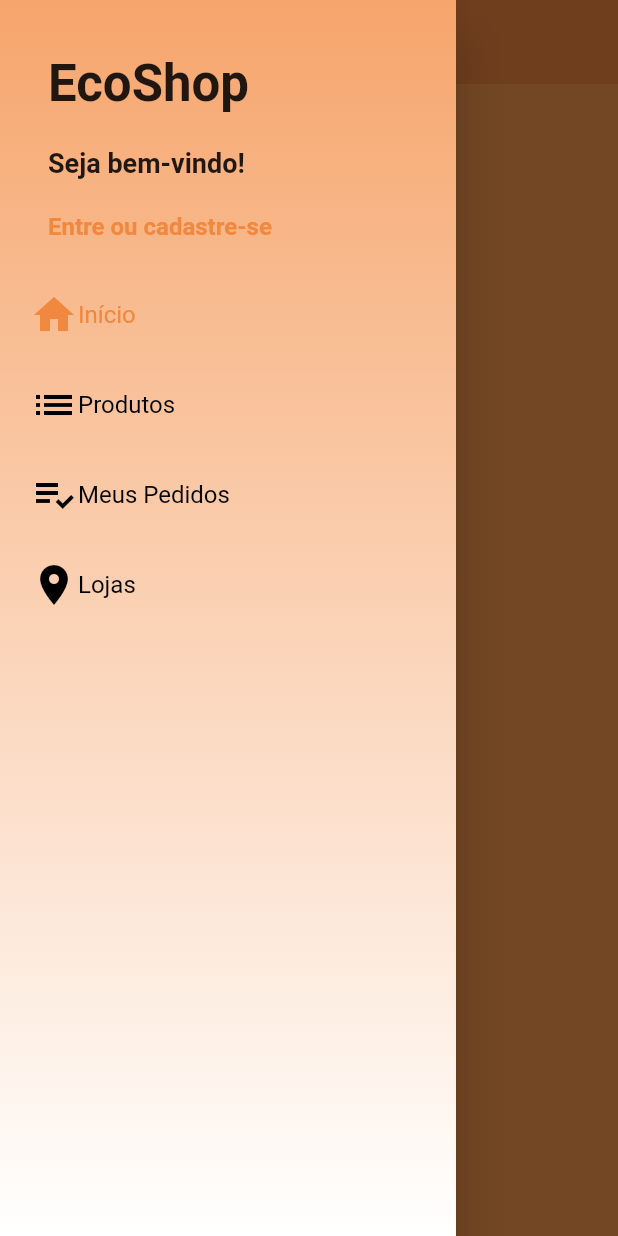
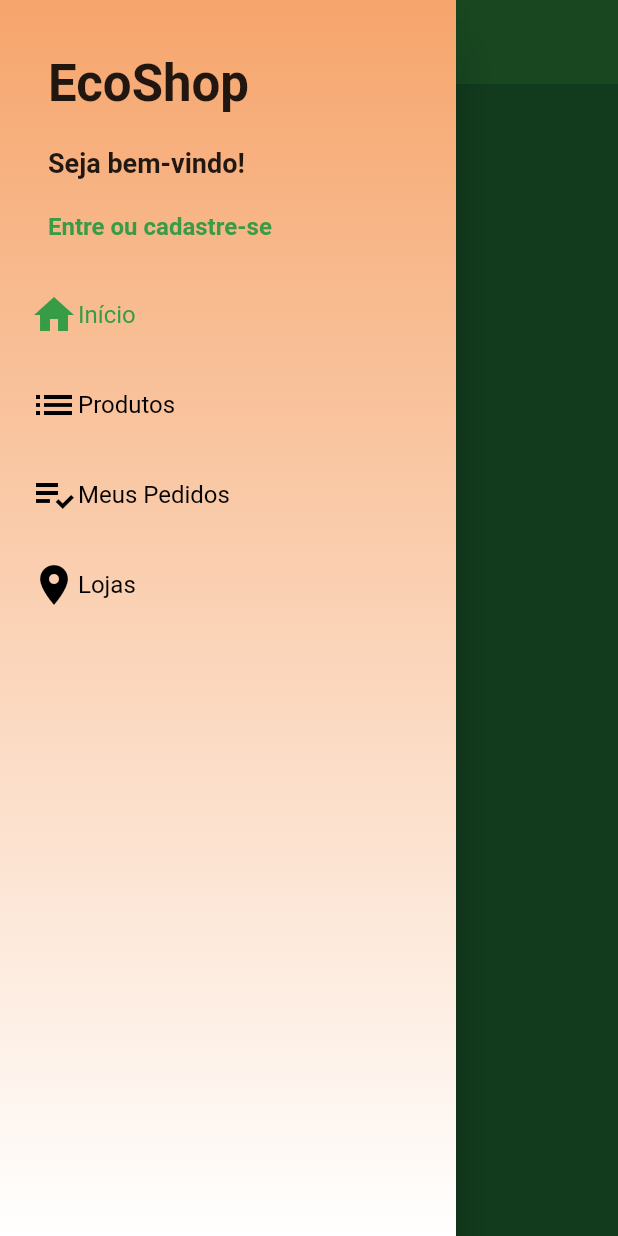
Before and after one commit to yesnoni/loja_virtual, a Flutter app: the screen it shows after launch, with the side drawer open, on a phone screen of 412 x 824 dp. Run offline on Flutter 3.47's test engine with Material 2 defaults, Android fonts, the phone set to English and light mode, and no system bars; our stand-ins replace cloud_firestore, firebase_auth, firebase_core; accounts and stored records are empty.

```diff
--- a/lib/main.dart
+++ b/lib/main.dart
@@ -1,4 +1,5 @@
 import 'package:flutter/material.dart';
+import 'package:loja_virtual/models/product_manager.dart';
 import 'package:loja_virtual/screens/base/base_screen.dart';
 import 'package:loja_virtual/screens/login/login_screen.dart';
 import 'package:loja_virtual/screens/signup/signup_screen.dart';
@@ -18,20 +19,22 @@ class MyApp extends StatelessWidget {
   final Future<FirebaseApp> initialization = Firebase.initializeApp();
   @override
   Widget build(BuildContext context) {
-    return ChangeNotifierProvider(
-      create: (_)=> UserManager(),
-      lazy: false,
+    return MultiProvider(
+      providers: [
+        ChangeNotifierProvider(create: (_) => UserManager(), lazy: false,),
+        ChangeNotifierProvider(create: (_) => ProductManager(), lazy: false,)
+      ],
       child: MaterialApp(
         debugShowCheckedModeBanner: false,
         title: 'EcoShop',
         theme: ThemeData(
           elevatedButtonTheme: ElevatedButtonThemeData(
             style: ElevatedButton.styleFrom(
-              primary: const Color.fromARGB(255, 243, 143, 84),
+              primary: const Color.fromARGB(255, 46, 167, 76),
             )
           ),
-          primaryColor: const Color.fromARGB(255, 241, 136, 63),
-          scaffoldBackgroundColor: const Color.fromARGB(255, 250, 155, 77),
+          primaryColor: const Color.fromARGB(255, 54, 156, 69),
+          scaffoldBackgroundColor: const Color.fromARGB(255, 39, 128, 64),
           appBarTheme: const AppBarTheme(
               elevation: 0
           ),
--- /dev/null
+++ b/lib/models/product.dart
@@ -0,0 +1,17 @@
+import 'package:cloud_firestore/cloud_firestore.dart';
+
+class Product{
+
+  Product.fromDocument(DocumentSnapshot document){
+    id = document.id;
+    name = document['name'] as String;
+    description = document['description'] as String;
+    images = List<String>.from(document['images'] as List<dynamic>);
+  }
+
+  String id;
+  String name;
+  String description;
+  List<String> images;
+
+}
--- /dev/null
+++ b/lib/models/product_manager.dart
@@ -0,0 +1,30 @@
+
+import 'package:cloud_firestore/cloud_firestore.dart';
+import 'package:flutter/cupertino.dart';
+import 'package:loja_virtual/models/product.dart';
+
+class ProductManager extends ChangeNotifier{
+
+  ProductManager(){
+
+    _loadAllProduct();
+
+  }
+
+  final FirebaseFirestore firestore = FirebaseFirestore.instance;
+
+  List<Product> allProducts = [];
+
+  Future<void> _loadAllProduct() async {
+
+    //pega todos os documentos da coleção products e quarda no objeto snapProducts
+    final QuerySnapshot snapProducts = await firestore.collection('products').get();
+
+    //tranforma os documentos de snapProducts em uma lista de Produtos
+    allProducts = snapProducts.docs.map((d) => Product.fromDocument(d)).toList();
+
+    notifyListeners();
+
+  }
+
+}
--- a/lib/screens/base/base_screen.dart
+++ b/lib/screens/base/base_screen.dart
@@ -1,6 +1,7 @@
 import 'package:flutter/material.dart';
 import 'package:loja_virtual/common/custom_drawer/custom_drawer.dart';
 import 'package:loja_virtual/models/page_manager.dart';
+import 'package:loja_virtual/screens/products/products.screen.dart';
 import 'package:provider/provider.dart';
 
 class BaseScreen extends StatelessWidget{
@@ -21,12 +22,7 @@ class BaseScreen extends StatelessWidget{
               title: const Text("Home"),
             ),
           ),
-          Scaffold(
-            drawer: CustomDrawer(),
-            appBar: AppBar(
-              title: const Text("Home2"),
-            ),
-          ),
+          ProductsScreen(),
           Scaffold(
             drawer: CustomDrawer(),
             appBar: AppBar(
```
Also changed, not shown: lib/screens/products/components/product_list_tile.dart (added, +63 -0 lines), lib/screens/products/components/search_dialog.dart (added, +37 -0 lines), lib/screens/products/products.screen.dart (added, +45 -0 lines), 1 other file.
